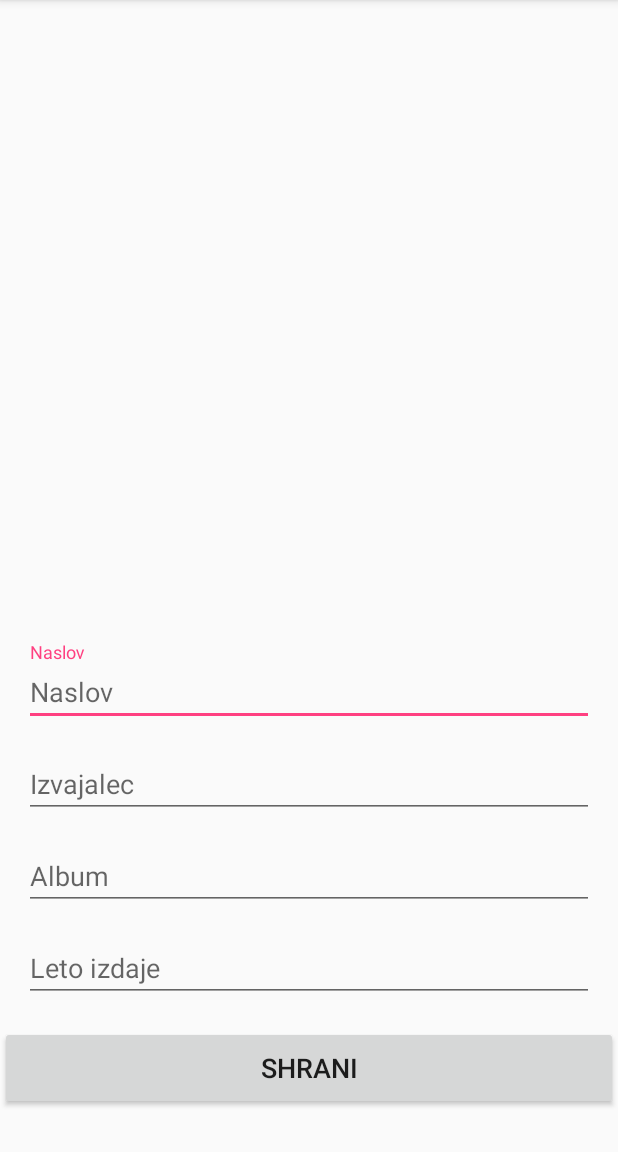
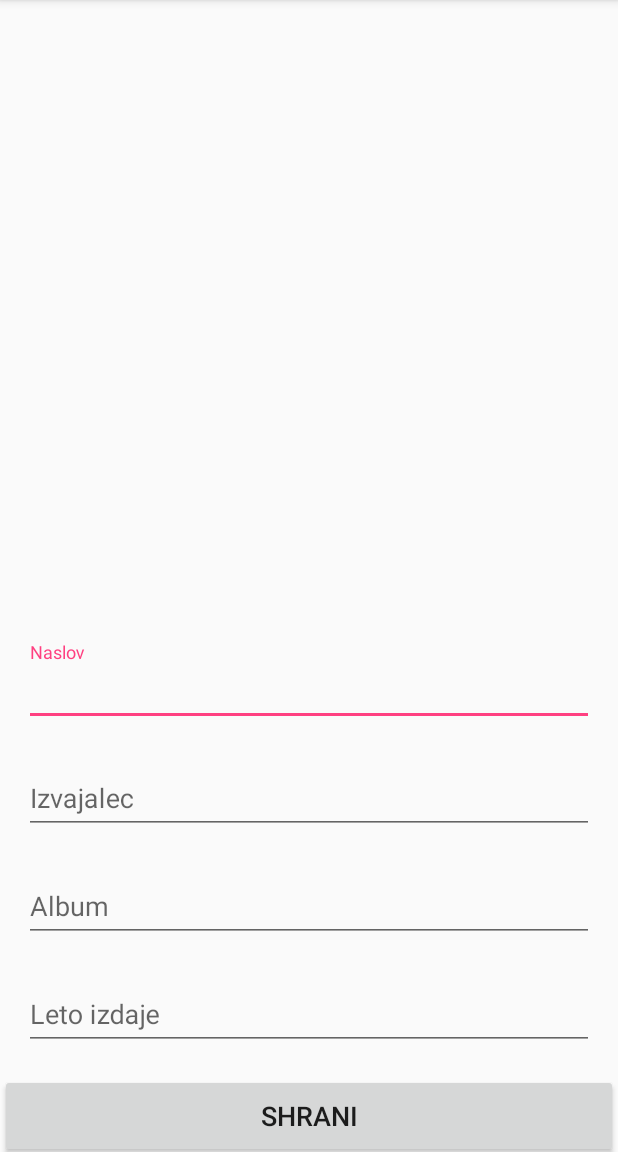
Before and after one commit to adrijanrogan/android-etiketa, an Android app: the MetadataActivity screen opened directly, with no data from a screen before it, on a phone screen of 412 x 824 dp, the part 84-1236 px from its top. Run offline under Robolectric (Android 15) with nearby library versions, the phone set to English and light mode, and no system bars; 5 statements that could not run were skipped.

Commit message:
Floating hints

```diff
--- a/app/src/main/res/layout/activity_metadata.xml
+++ b/app/src/main/res/layout/activity_metadata.xml
@@ -29,49 +29,69 @@
             android:id="@+id/text_title"
             android:layout_width="match_parent"
             android:layout_height="wrap_content"
-            android:hint="@string/naslov"
             android:inputType="text" />
 
     </android.support.design.widget.TextInputLayout>
 
-    <EditText
-        android:id="@+id/text_artist"
+    <android.support.design.widget.TextInputLayout
+        android:id="@+id/text_artist_wrapper"
         android:layout_width="match_parent"
         android:layout_height="wrap_content"
         android:layout_marginEnd="16dp"
         android:layout_marginStart="16dp"
         android:layout_marginTop="16dp"
         android:hint="@string/izvajalec"
-        android:inputType="text"
         app:layout_constraintEnd_toEndOf="parent"
         app:layout_constraintStart_toStartOf="parent"
-        app:layout_constraintTop_toBottomOf="@id/text_title_wrapper" />
+        app:layout_constraintTop_toBottomOf="@id/text_title_wrapper">
 
-    <EditText
-        android:id="@+id/text_album"
+        <EditText
+            android:id="@+id/text_artist"
+            android:layout_width="match_parent"
+            android:layout_height="wrap_content"
+            android:inputType="text" />
+
+    </android.support.design.widget.TextInputLayout>
+
+    <android.support.design.widget.TextInputLayout
+        android:id="@+id/text_album_wrapper"
         android:layout_width="match_parent"
         android:layout_height="wrap_content"
         android:layout_marginEnd="16dp"
         android:layout_marginStart="16dp"
         android:layout_marginTop="16dp"
         android:hint="@string/album"
-        android:inputType="text"
         app:layout_constraintEnd_toEndOf="parent"
         app:layout_constraintStart_toStartOf="parent"
-        app:layout_constraintTop_toBottomOf="@id/text_artist" />
+        app:layout_constraintTop_toBottomOf="@id/text_artist_wrapper">
 
-    <EditText
-        android:id="@+id/text_year"
+        <EditText
+            android:id="@+id/text_album"
+            android:layout_width="match_parent"
+            android:layout_height="wrap_content"
+            android:inputType="text" />
+
+    </android.support.design.widget.TextInputLayout>
+
+    <android.support.design.widget.TextInputLayout
+        android:id="@+id/text_year_wrapper"
         android:layout_width="match_parent"
         android:layout_height="wrap_content"
         android:layout_marginEnd="16dp"
         android:layout_marginStart="16dp"
         android:layout_marginTop="16dp"
         android:hint="@string/leto_izdaje"
-        android:inputType="number"
         app:layout_constraintEnd_toEndOf="parent"
         app:layout_constraintStart_toStartOf="parent"
-        app:layout_constraintTop_toBottomOf="@id/text_album" />
+        app:layout_constraintTop_toBottomOf="@id/text_album_wrapper">
+
+        <EditText
+            android:id="@+id/text_year"
+            android:layout_width="match_parent"
+            android:layout_height="wrap_content"
+            android:inputType="text" />
+
+    </android.support.design.widget.TextInputLayout>
 
     <Button
         android:id="@+id/button_save"
@@ -80,6 +100,6 @@
         android:layout_marginTop="16dp"
         android:text="@string/shrani"
         android:textSize="18sp"
-        app:layout_constraintTop_toBottomOf="@id/text_year" />
+        app:layout_constraintTop_toBottomOf="@id/text_year_wrapper" />
 
 </android.support.constraint.ConstraintLayout>
```
